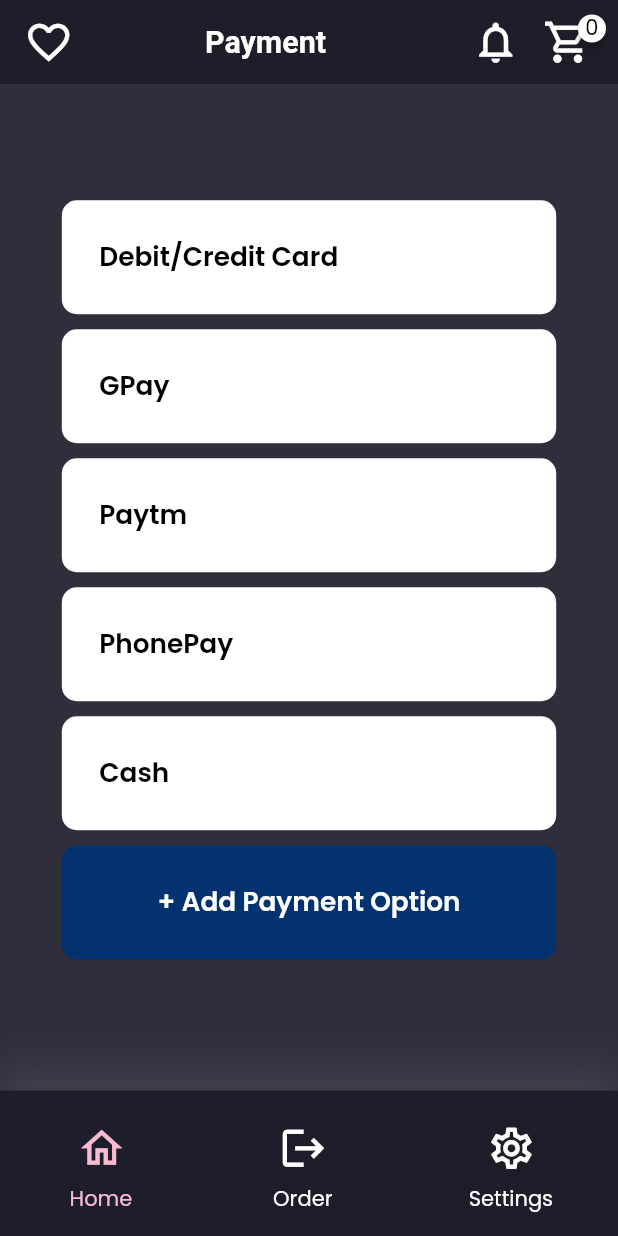
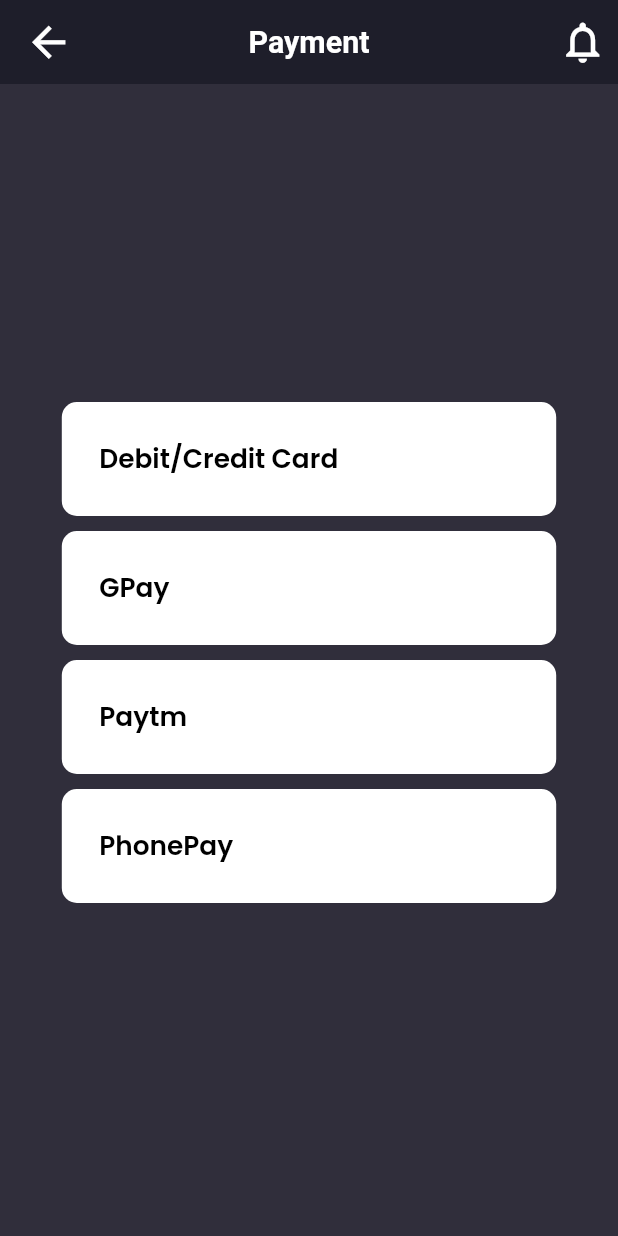
Before and after one commit to Samiksha-Garg/CanteenFoodSystem, a Flutter app: the Payment screen opened directly, on a phone screen of 412 x 824 dp. Run offline on Flutter 3.47's test engine with Material 2 defaults, Android fonts, the phone set to English and light mode, and no system bars; drawn by our look-alikes of badges; our stand-ins replace animated_text_kit, cached_network_image, cloud_firestore, email_validator, firebase_auth, firebase_core and 2 more; accounts and stored records are empty.

Commit message:
linked payment screen

```diff
--- a/lib/screens/cartScreen/components/place_order_card.dart
+++ b/lib/screens/cartScreen/components/place_order_card.dart
@@ -3,6 +3,7 @@ import 'package:canteen_system/helper/constants.dart';
 import 'package:canteen_system/helper/size_config.dart';
 import 'package:canteen_system/models/Cart.dart';
 import 'package:canteen_system/providers/cart_provider.dart';
+import 'package:canteen_system/screens/payment/payment.dart';
 import 'package:flutter/material.dart';
 import 'package:provider/src/provider.dart';
 import 'package:provider/src/consumer.dart';
@@ -57,7 +58,10 @@ class PlaceOrderCard extends StatelessWidget {
                 SizedBox(
                   width: double.infinity,
                   child: CustomButton(
-                    press: () {},
+                    press: () {
+                      Navigator.push(context,
+                          MaterialPageRoute(builder: (context) => Payment()));
+                    },
                     text: "Place Order",
                   ),
                 )
--- a/lib/screens/payment/payment.dart
+++ b/lib/screens/payment/payment.dart
@@ -9,11 +9,36 @@ class Payment extends StatelessWidget {
 
   @override
   Widget build(BuildContext context) {
-    SizeConfig().init(context);
     return Scaffold(
       backgroundColor: Color.fromRGBO(48, 46, 59, 1),
-      appBar: customAppBar("Payment"),
-      bottomNavigationBar: const CustomBottomNavBar(),
+      appBar: AppBar(
+        leading: Padding(
+          padding: const EdgeInsets.only(left: 8),
+          child: IconButton(
+            icon: Icon(Icons.arrow_back,
+                color: kTextColor, size: getProportionateScreenWidth(30)),
+            onPressed: () {
+              Navigator.pop(context);
+            },
+          ),
+        ),
+        title: Center(
+          child: Text(
+            "Payment",
+            style: kAppBarTextStyle,
+          ),
+        ),
+        actions: [
+          Padding(
+            padding: const EdgeInsets.only(left: 8),
+            child: IconButton(
+              icon: Icon(Icons.notifications_outlined,
+                  color: kTextColor, size: getProportionateScreenWidth(30)),
+              onPressed: () {},
+            ),
+          ),
+        ],
+      ),
       body: SafeArea(
         child: Center(
           child: SingleChildScrollView(
@@ -79,34 +104,34 @@ class Payment extends StatelessWidget {
                     style: kHeadingTextStyle.copyWith(color: Colors.black),
                   ),
                 ),
-                Container(
-                  padding: EdgeInsets.all(25),
-                  margin: EdgeInsets.only(bottom: 10),
-                  width: getProportionateScreenWidth(300),
-                  decoration: BoxDecoration(
-                    color: Colors.white,
-                    borderRadius: BorderRadius.circular(10),
-                  ),
-                  child: Text(
-                    'Cash',
-                    textAlign: TextAlign.start,
-                    style: kHeadingTextStyle.copyWith(color: Colors.black),
-                  ),
-                ),
-                Container(
-                  padding: EdgeInsets.all(25),
-                  margin: EdgeInsets.only(bottom: 10),
-                  width: getProportionateScreenWidth(300),
-                  decoration: BoxDecoration(
-                    color: Color.fromRGBO(2, 51, 112, 1),
-                    borderRadius: BorderRadius.circular(10),
-                  ),
-                  child: Text(
-                    '+ Add Payment Option',
-                    textAlign: TextAlign.center,
-                    style: kHeadingTextStyle,
-                  ),
-                ),
+                // Container(
+                //   padding: EdgeInsets.all(25),
+                //   margin: EdgeInsets.only(bottom: 10),
+                //   width: getProportionateScreenWidth(300),
+                //   decoration: BoxDecoration(
+                //     color: Colors.white,
+                //     borderRadius: BorderRadius.circular(10),
+                //   ),
+                //   child: Text(
+                //     'Cash',
+                //     textAlign: TextAlign.start,
+                //     style: kHeadingTextStyle.copyWith(color: Colors.black),
+                //   ),
+                // ),
+                // Container(
+                //   padding: EdgeInsets.all(25),
+                //   margin: EdgeInsets.only(bottom: 10),
+                //   width: getProportionateScreenWidth(300),
+                //   decoration: BoxDecoration(
+                //     color: Color.fromRGBO(2, 51, 112, 1),
+                //     borderRadius: BorderRadius.circular(10),
+                //   ),
+                //   child: Text(
+                //     '+ Add Payment Option',
+                //     textAlign: TextAlign.center,
+                //     style: kHeadingTextStyle,
+                //   ),
+                // ),
                 SizedBox(
                   height: getProportionateScreenHeight(10),
                 ),
```
